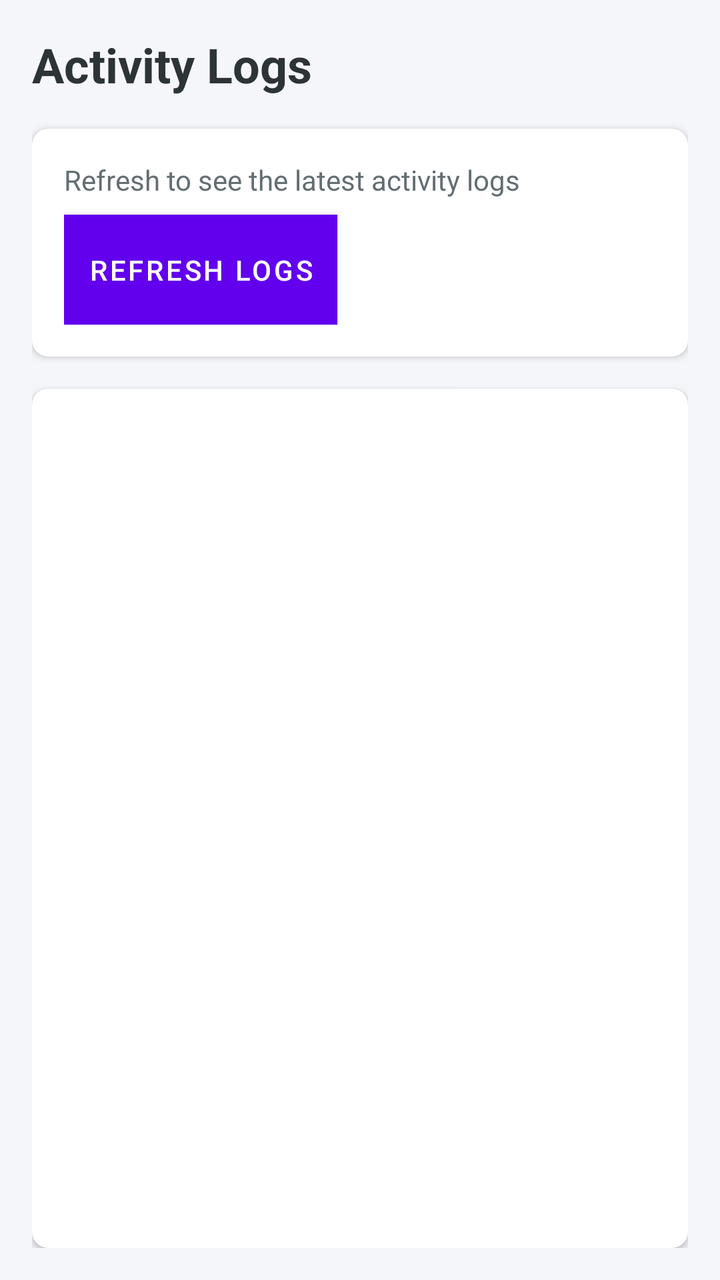
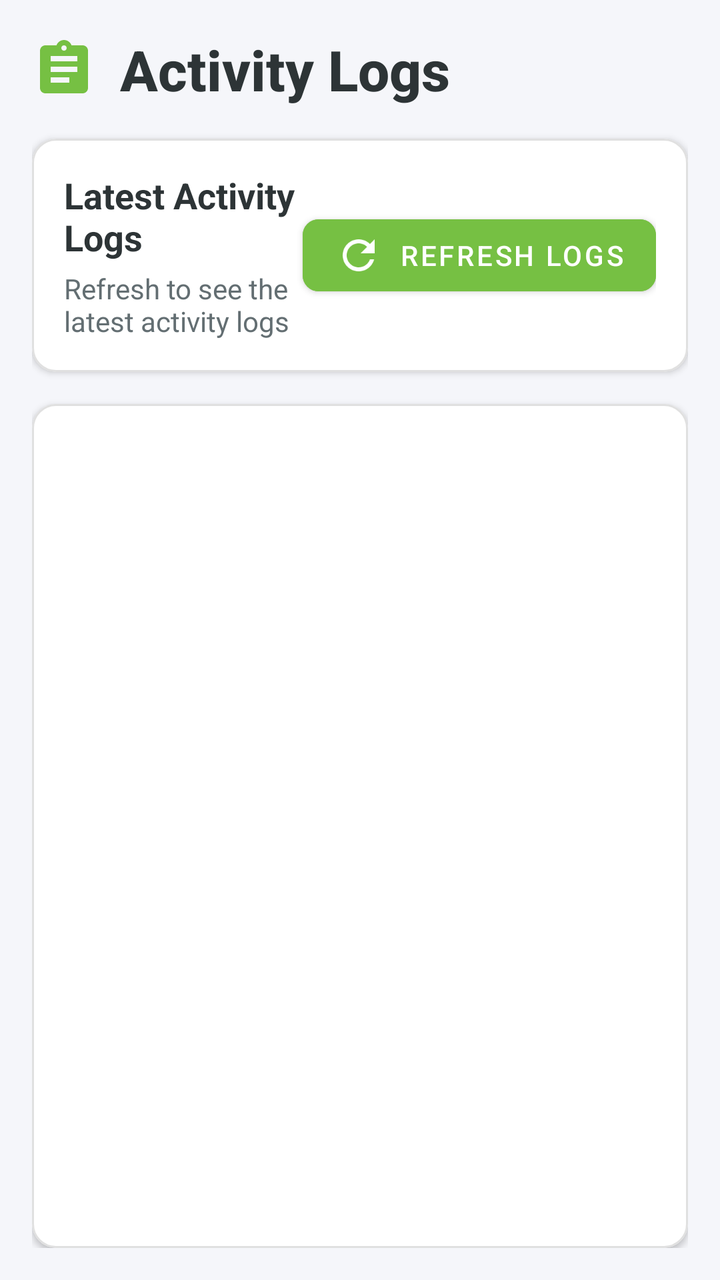

The first picture is an Android layout as it rendered before a commit; the second is the same layout after the commit. The layout source and the unified diff follow.
<!-- AndroidManifest.xml: application theme Theme.MyApp -->
<!-- res/layout/fragment_logs.xml -->
<?xml version="1.0" encoding="utf-8"?>
<LinearLayout xmlns:android="http://schemas.android.com/apk/res/android"
    xmlns:app="http://schemas.android.com/apk/res-auto"
    android:layout_width="match_parent"
    android:layout_height="match_parent"
    android:orientation="vertical"
    android:background="@color/background_color"
    android:padding="16dp">

    <TextView
        android:layout_width="wrap_content"
        android:layout_height="wrap_content"
        android:text="Activity Logs"
        android:textSize="24sp"
        android:textStyle="bold"
        android:textColor="@color/text_color_primary"
        android:layout_marginBottom="16dp"/>

    <androidx.cardview.widget.CardView
        android:layout_width="match_parent"
        android:layout_height="wrap_content"
        app:cardCornerRadius="8dp"
        app:cardElevation="2dp"
        android:layout_marginBottom="16dp">

        <LinearLayout
            android:layout_width="match_parent"
            android:layout_height="wrap_content"
            android:orientation="vertical"
            android:padding="16dp">

            <TextView
                android:layout_width="wrap_content"
                android:layout_height="wrap_content"
                android:text="Refresh to see the latest activity logs"
                android:textColor="@color/text_color_secondary"
                android:layout_marginBottom="8dp"/>

            <Button
                android:id="@+id/btn_export_logs"
                android:layout_width="wrap_content"
                android:layout_height="wrap_content"
                android:text="Refresh Logs"
                android:drawableStart="@drawable/ic_refresh"
                android:drawablePadding="8dp"
                android:padding="12dp"
                android:background="#76C043"
                android:textColor="@color/white"/>

        </LinearLayout>
    </androidx.cardview.widget.CardView>

    <androidx.cardview.widget.CardView
        android:layout_width="match_parent"
        android:layout_height="0dp"
        android:layout_weight="1"
        app:cardCornerRadius="8dp"
        app:cardElevation="2dp">

        <androidx.recyclerview.widget.RecyclerView
            android:id="@+id/recycler_view_logs"
            android:layout_width="match_parent"
            android:layout_height="match_parent"
            android:padding="8dp"
            android:clipToPadding="false"/>

    </androidx.cardview.widget.CardView>

</LinearLayout>
<!-- resources referenced by this layout -->
<resources>
  <color name="background_color">#F5F6FA</color>
  <color name="text_color_primary">#2D3436</color>
  <color name="text_color_secondary">#636E72</color>
  <color name="white">#FFFFFFFF</color>
  <!-- drawable ic_refresh (drawable) -->
  <?xml version="1.0" encoding="utf-8"?>
  <vector xmlns:android="http://schemas.android.com/apk/res/android"
      android:width="24dp"
      android:height="24dp"
      android:viewportWidth="24"
      android:viewportHeight="24">
      <path
          android:fillColor="#FFFFFF"
          android:pathData="M17.65,6.35C16.2,4.9 14.21,4 12,4c-4.42,0 -7.99,3.58 -7.99,8s3.57,8 7.99,8c3.73,0 6.84,-2.55 7.73,-6h-2.08c-0.82,2.33 -3.04,4 -5.65,4 -3.31,0 -6,-2.69 -6,-6s2.69,-6 6,-6c1.66,0 3.14,0.69 4.22,1.78L13,11h7V4l-2.35,2.35z"/>
  </vector>
  <style name="Theme.MyApp" parent="Theme.MaterialComponents.Light.NoActionBar">
          
          <item name="colorPrimary">@color/purple_500</item>
          <item name="colorPrimaryVariant">@color/purple_700</item>
          <item name="colorOnPrimary">@color/white</item>
          
          <item name="colorSecondary">@color/teal_200</item>
          <item name="colorSecondaryVariant">@color/teal_700</item>
          <item name="colorOnSecondary">@color/black</item>
          
          <item name="android:statusBarColor">?attr/colorPrimaryVariant</item>
          
      </style>
  <color name="purple_500">#FF6200EE</color>
  <color name="purple_700">#FF3700B3</color>
  <color name="teal_200">#FF03DAC5</color>
  <color name="teal_700">#FF018786</color>
  <color name="black">#FF000000</color>
</resources>

<!-- the commit's change to res/layout/fragment_logs.xml (unified diff, before → after) -->
@@ -7,63 +7,117 @@
     android:background="@color/background_color"
     android:padding="16dp">
 
-    <TextView
-        android:layout_width="wrap_content"
-        android:layout_height="wrap_content"
-        android:text="Activity Logs"
-        android:textSize="24sp"
-        android:textStyle="bold"
-        android:textColor="@color/text_color_primary"
-        android:layout_marginBottom="16dp"/>
-
-    <androidx.cardview.widget.CardView
+    
+    <LinearLayout
         android:layout_width="match_parent"
         android:layout_height="wrap_content"
-        app:cardCornerRadius="8dp"
+        android:orientation="horizontal"
+        android:gravity="center_vertical"
+        android:layout_marginBottom="16dp">
+
+        <ImageView
+            android:layout_width="32dp"
+            android:layout_height="32dp"
+            android:src="@drawable/ic_activity_log"
+            app:tint="#76C043"
+            android:layout_marginEnd="12dp"/>
+
+        <TextView
+            android:layout_width="0dp"
+            android:layout_height="wrap_content"
+            android:layout_weight="1"
+            android:text="Activity Logs"
+            android:textSize="28sp"
+            android:textStyle="bold"
+            android:textColor="@color/text_color_primary"
+            android:fontFamily="sans-serif-medium"/>
+    </LinearLayout>
+
+    
+    <com.google.android.material.card.MaterialCardView
+        android:layout_width="match_parent"
+        android:layout_height="wrap_content"
+        app:cardCornerRadius="12dp"
         app:cardElevation="2dp"
-        android:layout_marginBottom="16dp">
+        android:layout_marginBottom="16dp"
+        app:strokeWidth="1dp"
+        app:strokeColor="#E0E0E0">
 
         <LinearLayout
             android:layout_width="match_parent"
             android:layout_height="wrap_content"
-            android:orientation="vertical"
+            android:orientation="horizontal"
+            android:gravity="center_vertical"
             android:padding="16dp">
 
-            <TextView
-                android:layout_width="wrap_content"
+            <LinearLayout
+                android:layout_width="0dp"
                 android:layout_height="wrap_content"
-                android:text="Refresh to see the latest activity logs"
-                android:textColor="@color/text_color_secondary"
-                android:layout_marginBottom="8dp"/>
+                android:layout_weight="1"
+                android:orientation="vertical">
 
-            <Button
+                <TextView
+                    android:layout_width="wrap_content"
+                    android:layout_height="wrap_content"
+                    android:text="Latest Activity Logs"
+                    android:textSize="18sp"
+                    android:textColor="@color/text_color_primary"
+                    android:textStyle="bold"
+                    android:layout_marginBottom="4dp"/>
+
+                <TextView
+                    android:layout_width="wrap_content"
+                    android:layout_height="wrap_content"
+                    android:text="Refresh to see the latest activity logs"
+                    android:textColor="@color/text_color_secondary"
+                    android:textSize="14sp"/>
+            </LinearLayout>
+
+            <com.google.android.material.button.MaterialButton
                 android:id="@+id/btn_export_logs"
                 android:layout_width="wrap_content"
                 android:layout_height="wrap_content"
                 android:text="Refresh Logs"
-                android:drawableStart="@drawable/ic_refresh"
-                android:drawablePadding="8dp"
-                android:padding="12dp"
-                android:background="#76C043"
-                android:textColor="@color/white"/>
+                app:icon="@drawable/ic_refresh"
+                app:iconGravity="start"
+                app:iconTint="@android:color/white"
+                android:textColor="@android:color/white"
+                app:cornerRadius="8dp"
+                android:backgroundTint="#76C043"
+                android:paddingHorizontal="16dp"/>
+        </LinearLayout>
+    </com.google.android.material.card.MaterialCardView>
 
-        </LinearLayout>
-    </androidx.cardview.widget.CardView>
-
-    <androidx.cardview.widget.CardView
+    
+    <com.google.android.material.card.MaterialCardView
         android:layout_width="match_parent"
         android:layout_height="0dp"
         android:layout_weight="1"
-        app:cardCornerRadius="8dp"
-        app:cardElevation="2dp">
+        app:cardCornerRadius="12dp"
+        app:cardElevation="2dp"
+        app:strokeWidth="1dp"
+        app:strokeColor="#E0E0E0">
 
-        <androidx.recyclerview.widget.RecyclerView
-            android:id="@+id/recycler_view_logs"
+        <LinearLayout
             android:layout_width="match_parent"
             android:layout_height="match_parent"
-            android:padding="8dp"
-            android:clipToPadding="false"/>
+            android:orientation="vertical">
 
-    </androidx.cardview.widget.CardView>
+            
+
+            <View
+                android:layout_width="match_parent"
+                android:layout_height="1dp"
+                android:background="#E0E0E0"/>
+
+            <androidx.recyclerview.widget.RecyclerView
+                android:id="@+id/recycler_view_logs"
+                android:layout_width="match_parent"
+                android:layout_height="match_parent"
+                android:padding="8dp"
+                android:clipToPadding="false"/>
+        </LinearLayout>
+
+    </com.google.android.material.card.MaterialCardView>
 
 </LinearLayout>
<!-- resource entries referenced after the edit -->
@@ -3,6 +3,17 @@
   <color name="background_color">#F5F6FA</color>
   <color name="text_color_primary">#2D3436</color>
   <color name="text_color_secondary">#636E72</color>
+  <!-- drawable ic_activity_log (drawable) -->
+  <?xml version="1.0" encoding="utf-8"?>
+  <vector xmlns:android="http://schemas.android.com/apk/res/android"
+      android:width="24dp"
+      android:height="24dp"
+      android:viewportWidth="24"
+      android:viewportHeight="24">
+      <path
+          android:fillColor="#000000"
+          android:pathData="M19,3h-4.18C14.4,1.84 13.3,1 12,1c-1.3,0 -2.4,0.84 -2.82,2L5,3c-1.1,0 -2,0.9 -2,2v14c0,1.1 0.9,2 2,2h14c1.1,0 2,-0.9 2,-2V5c0,-1.1 -0.9,-2 -2,-2zM12,3c0.55,0 1,0.45 1,1s-0.45,1 -1,1 -1,-0.45 -1,-1 0.45,-1 1,-1zM14,17H7v-2h7v2zM17,13H7v-2h10v2zM17,9H7V7h10v2z"/>
+  </vector>
   <color name="white">#FFFFFFFF</color>
   <!-- drawable ic_refresh (drawable) -->
   <?xml version="1.0" encoding="utf-8"?>
@@ -12,26 +23,24 @@
       android:viewportWidth="24"
       android:viewportHeight="24">
       <path
-          android:fillColor="#FFFFFF"
+          android:fillColor="#000000"
           android:pathData="M17.65,6.35C16.2,4.9 14.21,4 12,4c-4.42,0 -7.99,3.58 -7.99,8s3.57,8 7.99,8c3.73,0 6.84,-2.55 7.73,-6h-2.08c-0.82,2.33 -3.04,4 -5.65,4 -3.31,0 -6,-2.69 -6,-6s2.69,-6 6,-6c1.66,0 3.14,0.69 4.22,1.78L13,11h7V4l-2.35,2.35z"/>
   </vector>
   <style name="Theme.MyApp" parent="Theme.MaterialComponents.Light.NoActionBar">
           
-          <item name="colorPrimary">@color/purple_500</item>
-          <item name="colorPrimaryVariant">@color/purple_700</item>
+          <item name="colorPrimary">#76C043</item>
+          <item name="colorPrimaryVariant">#5A9A32</item>
           <item name="colorOnPrimary">@color/white</item>
           
-          <item name="colorSecondary">@color/teal_200</item>
-          <item name="colorSecondaryVariant">@color/teal_700</item>
+          <item name="colorSecondary">#76C043</item>
+          <item name="colorSecondaryVariant">#5A9A32</item>
           <item name="colorOnSecondary">@color/black</item>
           
           <item name="android:statusBarColor">?attr/colorPrimaryVariant</item>
           
+          <item name="windowActionBar">false</item>
+          <item name="windowNoTitle">true</item>
       </style>
-  <color name="purple_500">#FF6200EE</color>
-  <color name="purple_700">#FF3700B3</color>
-  <color name="teal_200">#FF03DAC5</color>
-  <color name="teal_700">#FF018786</color>
   <color name="black">#FF000000</color>
 </resources>
 
